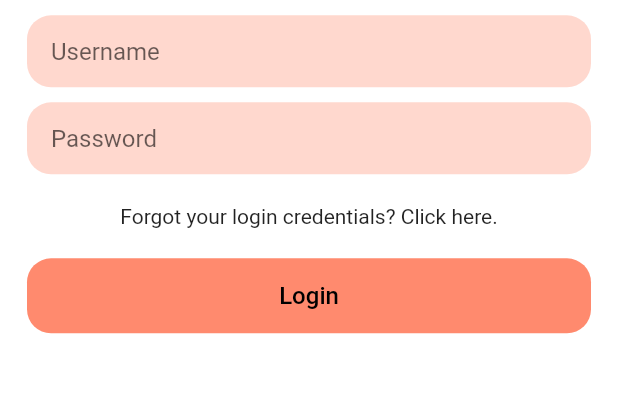
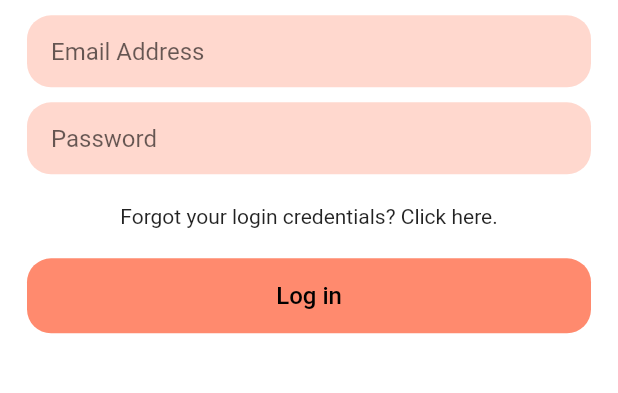
Before and after one commit to vitvr/scrapify, a Flutter app: the LoginPage screen opened directly, on a phone screen of 412 x 824 dp, the part 542-935 px from its top. Run offline on Flutter 3.47's test engine with Material 2 defaults, Android fonts, the phone set to English and light mode, and no system bars; our stand-ins replace firebase_auth, firebase_core; accounts and stored records are empty.

Commit message:
did email and password auth.

```diff
--- a/lib/login.dart
+++ b/lib/login.dart
@@ -1,11 +1,29 @@
 import 'package:flutter/material.dart';
 import 'package:scrapify/homepage.dart';
+import 'package:firebase_auth/firebase_auth.dart';
 
-class LoginPage extends StatelessWidget {
-  LoginPage({super.key});
+class LoginPage extends StatefulWidget {
+  const LoginPage({super.key});
 
+  @override
+  State<LoginPage> createState() => _LoginPageState();
+}
+
+class _LoginPageState extends State<LoginPage> {
   final emailController = TextEditingController();
+
   final passwordController = TextEditingController();
+
+  void signIn() async {
+    try {
+      await FirebaseAuth.instance.signInWithEmailAndPassword(
+        email: emailController.text,
+        password: passwordController.text,
+      );
+    } on FirebaseAuthException {
+      // Should avoid empty try blocks like this
+    }
+  }
 
   @override
   Widget build(BuildContext context) {
@@ -31,10 +49,10 @@ class LoginPage extends StatelessWidget {
                   child: Padding(
                     padding: const EdgeInsets.only(left: 16.0),
                     child: TextField(
-                      controller: emailController, //oh no wrong controller
+                      controller: emailController,
                       decoration: const InputDecoration(
                         border: InputBorder.none,
-                        hintText: 'Username',
+                        hintText: 'Email Address',
                       ),
                     ),
                   ),
@@ -45,11 +63,12 @@ class LoginPage extends StatelessWidget {
                     color: Color.fromARGB(64, 255, 99, 61),
                     borderRadius: BorderRadius.all(Radius.circular(16.0)),
                   ),
-                  child: const Padding(
-                    padding: EdgeInsets.only(left: 16.0),
+                  child: Padding(
+                    padding: const EdgeInsets.only(left: 16.0),
                     child: TextField(
+                      controller: passwordController,
                       obscureText: true,
-                      decoration: InputDecoration(
+                      decoration: const InputDecoration(
                         border: InputBorder.none,
                         hintText: 'Password',
                       ),
@@ -66,19 +85,30 @@ class LoginPage extends StatelessWidget {
                 const SizedBox(height: 20),
                 TextButton(
                   style: TextButton.styleFrom(
-                    backgroundColor: Color.fromARGB(191, 255, 99, 61),
+                    backgroundColor: const Color.fromARGB(191, 255, 99, 61),
                     shape: const RoundedRectangleBorder(
                       borderRadius: BorderRadius.all(Radius.circular(16.0)),
                     ),
-                    minimumSize: Size(1000000, 50),
+                    minimumSize: const Size(1000000, 50),
                   ),
                   onPressed: () {
-                    Navigator.of(context).push(
-                      MaterialPageRoute(builder: (context) => HomePage()),
-                    );
+                    signIn();
+                    FirebaseAuth.instance
+                        .authStateChanges()
+                        .listen((User? user) {
+                      if (user == null) {
+                        // print('NO SUCH USER');
+                      } else {
+                        Navigator.of(context).push(
+                          MaterialPageRoute(
+                            builder: (context) => const HomePage(),
+                          ),
+                        );
+                      }
+                    });
                   },
                   child: const Text(
-                    'Login',
+                    'Log in',
                     style: TextStyle(
                       color: Colors.black,
                       fontSize: 16,
--- a/lib/onboarding.dart
+++ b/lib/onboarding.dart
@@ -34,7 +34,7 @@ class _OnBoardingPageState extends State<OnBoardingPage> {
                 ElevatedButton(
                     onPressed: () {
                       Navigator.of(context).push(MaterialPageRoute(
-                          builder: (context) => RegisterPage()));
+                          builder: (context) => const RegisterPage()));
                     },
                     style: ElevatedButton.styleFrom(
                         backgroundColor: Colors.orange,
@@ -45,7 +45,7 @@ class _OnBoardingPageState extends State<OnBoardingPage> {
                 ElevatedButton(
                     onPressed: () {
                       Navigator.of(context).push(MaterialPageRoute(
-                          builder: (context) => RegisterPage()));
+                          builder: (context) => const RegisterPage()));
                     },
                     style: ElevatedButton.styleFrom(
                         backgroundColor: Colors.orange,
```
Also changed, not shown: lib/homepage.dart (+5 -6 lines), lib/intial_auth.dart (+5 -2 lines), lib/main.dart (+4 -4 lines), lib/onboarding2.dart (+49 -8 lines), lib/register.dart (+63 -16 lines), assets/google_logo.png (added).
